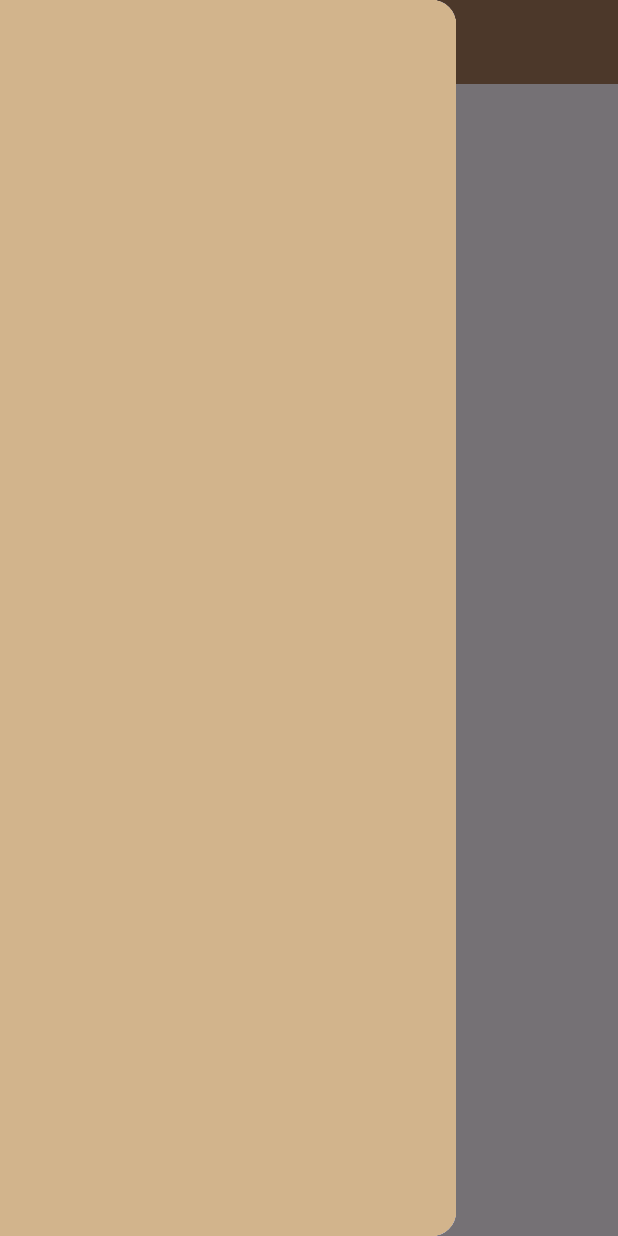
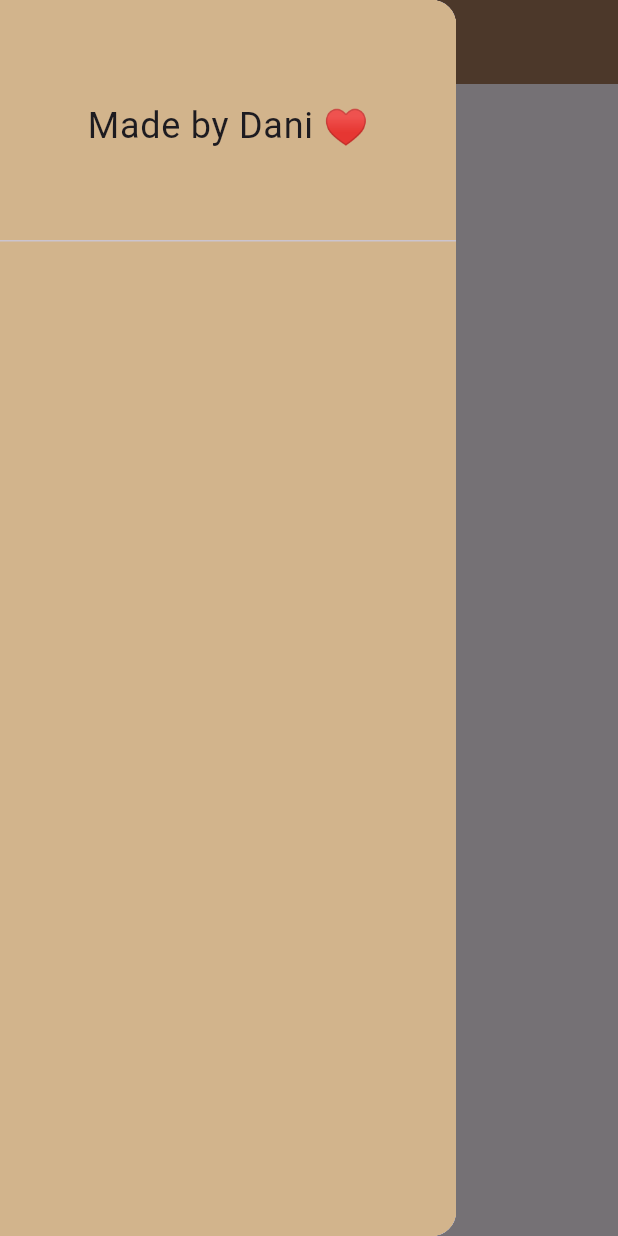
Before and after one commit to jovincia/drawer, a Flutter app: the screen it shows after launch, with the side drawer open, on a phone screen of 412 x 824 dp. Run offline on Flutter 3.47's test engine with Material 3 defaults, Android fonts, the phone set to English and light mode, and no system bars.

Commit message:
new updates

```diff
--- a/lib/home_page.dart
+++ b/lib/home_page.dart
@@ -14,7 +14,14 @@ class HomePage extends StatelessWidget {
         child:Container(
           color: MainColors.brownNude,
           child: ListView(
-            children: [],
+            children: [
+              DrawerHeader(child: Center(
+                child: Text("Made by Dani ♥",
+                style: TextStyle(
+                  fontSize: 24
+                )),
+              ))
+            ],
 
           ),
         )
```
